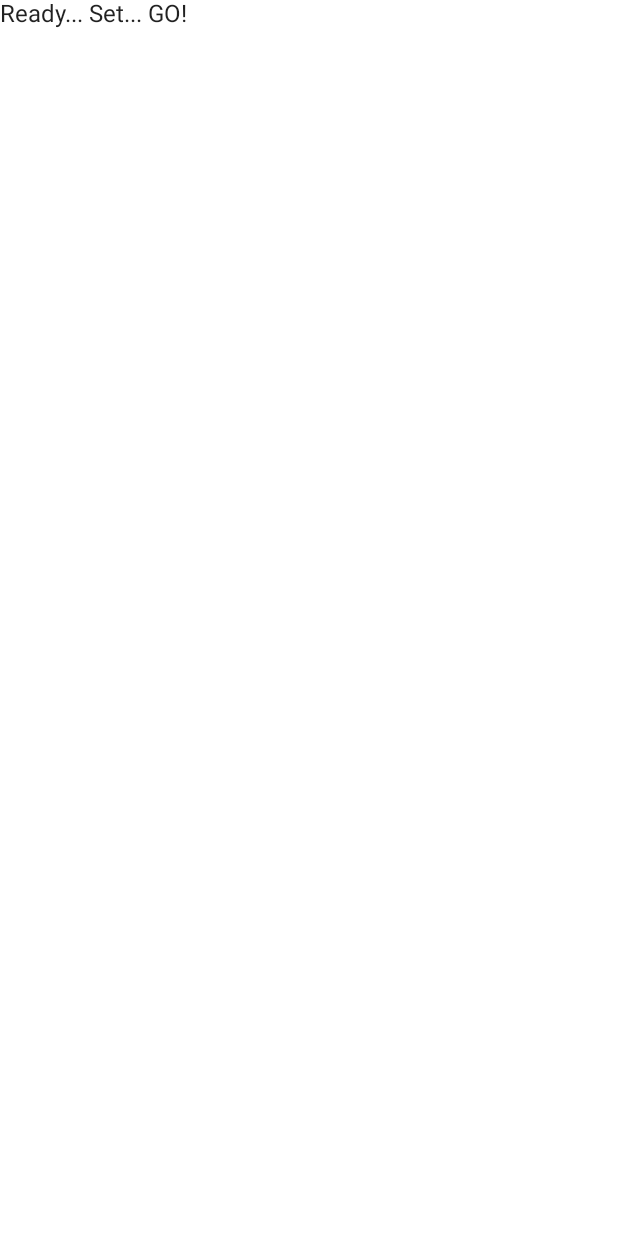
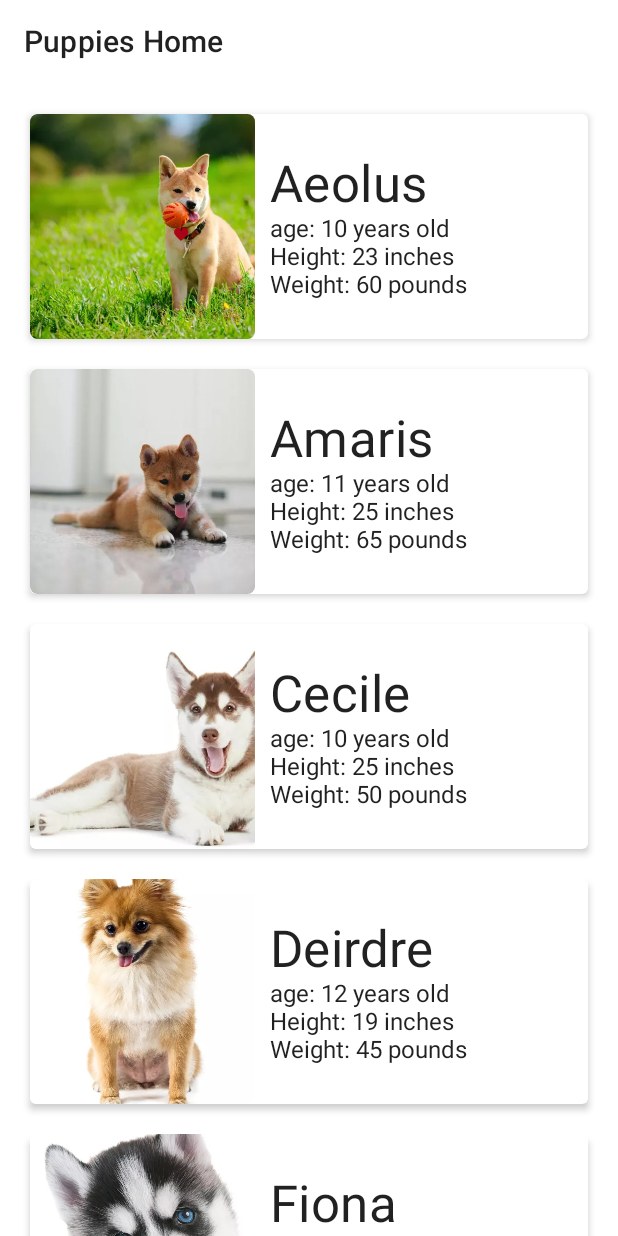
Before and after one commit to KevinJe/PuppyAdoptionCompose, an Android app built with Jetpack Compose: the screen it shows after launch (MainActivity), on a phone screen of 412 x 824 dp. Before the commit the screen is almost empty. Run offline under Robolectric (Android 15) with nearby library versions, the phone set to English and light mode, and no system bars.

Commit message:
Add HomePage for project

```diff
--- /dev/null
+++ b/app/src/main/java/com/example/androiddevchallenge/BaseActivity.kt
@@ -0,0 +1,27 @@
+package com.example.androiddevchallenge
+
+import android.os.Build
+import android.view.View
+import android.view.WindowInsetsController
+import androidx.appcompat.app.AppCompatActivity
+import androidx.core.view.doOnLayout
+
+open class BaseActivity : AppCompatActivity() {
+
+    /**
+     * Make status bar always be light mode.
+     */
+    @Suppress("DEPRECATION")
+    protected fun setStatusBarToLight() {
+        if (Build.VERSION.SDK_INT >= Build.VERSION_CODES.R) {
+            window.decorView.doOnLayout {
+                it.windowInsetsController?.setSystemBarsAppearance(
+                    WindowInsetsController.APPEARANCE_LIGHT_STATUS_BARS,
+                    WindowInsetsController.APPEARANCE_LIGHT_STATUS_BARS
+                )
+            }
+        } else {
+            window.decorView.systemUiVisibility = View.SYSTEM_UI_FLAG_LIGHT_STATUS_BAR
+        }
+    }
+}
--- a/app/src/main/java/com/example/androiddevchallenge/MainActivity.kt
+++ b/app/src/main/java/com/example/androiddevchallenge/MainActivity.kt
@@ -18,44 +18,36 @@ package com.example.androiddevchallenge
 import android.os.Bundle
 import androidx.activity.compose.setContent
 import androidx.appcompat.app.AppCompatActivity
-import androidx.compose.material.MaterialTheme
-import androidx.compose.material.Surface
-import androidx.compose.material.Text
+import androidx.compose.material.*
 import androidx.compose.runtime.Composable
+import androidx.compose.ui.graphics.Color
 import androidx.compose.ui.tooling.preview.Preview
+import androidx.compose.ui.unit.dp
+import com.example.androiddevchallenge.ui.HomePage
 import com.example.androiddevchallenge.ui.theme.MyTheme
 
-class MainActivity : AppCompatActivity() {
+class MainActivity : BaseActivity() {
+
     override fun onCreate(savedInstanceState: Bundle?) {
         super.onCreate(savedInstanceState)
+        setStatusBarToLight()
         setContent {
             MyTheme {
-                MyApp()
+                Scaffold(
+                    topBar = {
+                        TopAppBar(
+                            title = {
+                                Text(
+                                    text = getString(R.string.app_name),
+                                )
+                            },
+                            backgroundColor = Color.Transparent, elevation = 0.dp
+                        )
+                    }
+                ) {
+                    HomePage()
+                }
             }
         }
     }
 }
-
-// Start building your app here!
-@Composable
-fun MyApp() {
-    Surface(color = MaterialTheme.colors.background) {
-        Text(text = "Ready... Set... GO!")
-    }
-}
-
-@Preview("Light Theme", widthDp = 360, heightDp = 640)
-@Composable
-fun LightPreview() {
-    MyTheme {
-        MyApp()
-    }
-}
-
-@Preview("Dark Theme", widthDp = 360, heightDp = 640)
-@Composable
-fun DarkPreview() {
-    MyTheme(darkTheme = true) {
-        MyApp()
-    }
-}
--- /dev/null
+++ b/app/src/main/java/com/example/androiddevchallenge/data/PuppiesProvider.kt
@@ -0,0 +1,146 @@
+package com.example.androiddevchallenge.data
+
+import com.example.androiddevchallenge.R
+
+object PuppiesProvider {
+
+    val Aeolus = Puppy(
+        id = 1,
+        name = "Aeolus",
+        age = 10,
+        temperament = "Friendly, Clever, Courageous",
+        height = 23,
+        weight = 60,
+        desc = "His size, strength, and unflagging spirit have earned the Airedale Terrier the nickname" +
+                " “The King of Terriers.” The Airedale stands among the world’s most versatile dog breeds and " +
+                "has distinguished himself as hunter, athlete, and companion.",
+        image = R.drawable.aeolus
+    )
+
+    val Amaris = Puppy(
+        id = 2,
+        name = "Amaris",
+        age = 11,
+        temperament = "Independent, Easy-Going, Sweet-Tempered",
+        height = 25,
+        weight = 65,
+        desc = "American Foxhounds are good-natured, low-maintenance hounds who get on well with kids, dogs," +
+                " even cats, but come with special considerations for prospective owners. They are closely associated" +
+                " with Revolutionary heroes and the estates of old Virginia.",
+        image = R.drawable.amaris
+    )
+
+    val Cecile = Puppy(
+        id = 3,
+        name = "Cecile",
+        age = 10,
+        temperament = "Loyal, Independent, Deeply Affectionate",
+        height = 25,
+        weight = 50,
+        desc = "Tall and elegant, the Azawakh is a West African sighthound who originates from the countries" +
+                " of Burkina Faso, Mali, and Niger. The Azawakh has a short, fine coat which may come in any color" +
+                " or color combinations: red, clear sand to fawn, brindled, parti-color (which may be predominantly" +
+                " white), blue, black and brown. The head may have a black mask and there may be white markings on the" +
+                " legs, bib and at the tip of tail. There are no color or marking disqualifications in the breed. Befitting" +
+                " its heritage, the Azawakh excels as a companion, guardian and a lure courser in the United States.",
+        image = R.drawable.cecile
+    )
+
+    val Deirdre = Puppy(
+        id = 4,
+        name = "Deirdre",
+        age = 12,
+        temperament = "Friendly, Bright, Sweet-Natured",
+        height = 19,
+        weight = 45,
+        desc = "An archetypic water dog of France, the Barbet is a rustic breed of medium size and balanced proportions" +
+                " who appears in artwork as early as the 16th century. In profile, the Barbet is slightly rectangular with" +
+                " a substantial head and long, sweeping tail. He has a long, dense covering of curly hair and a distinctive" +
+                " beard. An agile athlete, the Barbet has been used primarily to locate, flush, and retrieve birds. He has" +
+                " a cheerful disposition and is very social and loyal.",
+        image = R.drawable.deirdre
+    )
+
+    val Fiona = Puppy(
+        id = 5,
+        name = "Fiona",
+        age = 14,
+        temperament = "Friendly, Curious, Merry",
+        height = 13,
+        weight = 20,
+        desc = "Not only is the Beagle an excellent hunting dog and loyal companion, it is also happy-go-lucky, funny, " +
+                "and—thanks to its pleading expression—cute. They were bred to hunt in packs, so they enjoy company and " +
+                "are generally easygoing.",
+        image = R.drawable.fiona
+    )
+
+    val Gina = Puppy(
+        id = 6,
+        name = "Gina",
+        age = 11,
+        temperament = "Bright, Fun-Loving, Active",
+        height = 23,
+        weight = 65,
+        desc = "Loyalty, affection, intelligence, work ethic, and good looks: Boxers are the whole doggy package. Bright" +
+                " and alert, sometimes silly, but always courageous, the Boxer has been among America’s most popular dog" +
+                " breeds for a very long time.",
+        image = R.drawable.gina
+    )
+
+    val Kiki = Puppy(
+        id = 7,
+        name = "Kiki",
+        age = 12,
+        temperament = "Loyal, Courageous, Athletic",
+        height = 24,
+        weight = 88,
+        desc = "The Dogo Argentino is a pack-hunting dog, bred for the pursuit of big-game such as wild boar and puma, " +
+                "and possesses the strength, intelligence and quick responsiveness of a serious athlete. His short, plain" +
+                " and smooth coat is completely white, but a dark patch near the eye is permitted as long as it doesn't cover" +
+                " more than 10% of the head.",
+        image = R.drawable.kiki
+    )
+
+    val Miko = Puppy(
+        id = 8,
+        name = "Miko",
+        age = 13,
+        temperament = "Friendly, Clever, Courageous",
+        height = 11,
+        weight = 18,
+        desc = "The unique-looking Dandie Dinmont Terrier is a tough but dignified little exterminator. Sturdily built" +
+                " for the rigors of farm life, they will agreeably adapt to city living. Dandies are compact companions " +
+                "blessed with a big personality.",
+        image = R.drawable.miko
+    )
+
+    val Milo = Puppy(
+        id = 9,
+        name = "Milo",
+        age = 14,
+        temperament = "Friendly, Good-Natured, Lively",
+        height = 20,
+        weight = 30,
+        desc = "The lively Finnish Spitz, the flame-colored, foxy-faced breed from the “Land of 60,000 Lakes,” is a small" +
+                " but fearless hunting dog whose unique style of tracking and indicating quarry has earned him the nickname" +
+                " the “Barking Bird Dog.”",
+        image = R.drawable.milo
+    )
+
+    val Sera = Puppy(
+        id = 10,
+        name = "Sera",
+        age = 13,
+        temperament = "Devoted, Lively, Attentive",
+        height = 15,
+        weight = 25,
+        desc = "The German Spitz is always attentive, lively and exceptionally devoted to his owner. He is very teachable" +
+                " and easy to train. His distrust towards strangers and lack of hunting instinct make him the ideal watchdog " +
+                "for the home. His indifference to weather, robustness and longevity are his most outstanding attributes.",
+        image = R.drawable.sera
+    )
+
+    val puppyList = listOf(
+        Aeolus, Amaris, Cecile, Deirdre, Fiona, Gina, Kiki, Miko, Milo, Sera
+    )
+}
--- /dev/null
+++ b/app/src/main/java/com/example/androiddevchallenge/data/Puppy.kt
@@ -0,0 +1,14 @@
+package com.example.androiddevchallenge.data
+
+import androidx.annotation.DrawableRes
+
+data class Puppy(
+    val id: Int,
+    val name: String,
+    val age: Int,
+    val temperament: String,
+    val height: Int,
+    val weight: Int,
+    val desc: String,
+    @DrawableRes val image: Int,
+)
--- /dev/null
+++ b/app/src/main/java/com/example/androiddevchallenge/ui/HomePage.kt
@@ -0,0 +1,27 @@
+package com.example.androiddevchallenge.ui
+
+import androidx.compose.runtime.Composable
+import androidx.compose.runtime.rememberCoroutineScope
+import androidx.compose.ui.tooling.preview.Preview
+import com.example.androiddevchallenge.data.PuppiesProvider
+
+@Composable
+fun HomePage() {
+    val coroutineScope = rememberCoroutineScope()
+//    Scaffold(
+//        topBar = {
+//            TopAppBar(
+//                title = {
+//                    Text("Puppy Home")
+//                }
+//            )
+//        }
+//    )
+    PuppyList(PuppiesProvider.puppyList)
+}
+
+@Preview
+@Composable
+fun PreviewHomePage() {
+    HomePage()
+}
--- /dev/null
+++ b/app/src/main/java/com/example/androiddevchallenge/ui/PuppyList.kt
@@ -0,0 +1,66 @@
+package com.example.androiddevchallenge.ui
+
+import android.graphics.Color
+import androidx.compose.foundation.Image
+import androidx.compose.foundation.background
+import androidx.compose.foundation.clickable
+import androidx.compose.foundation.layout.*
+import androidx.compose.foundation.lazy.LazyColumn
+import androidx.compose.foundation.lazy.items
+import androidx.compose.foundation.shape.RoundedCornerShape
+import androidx.compose.material.Card
+import androidx.compose.material.LocalContentColor
+import androidx.compose.material.MaterialTheme
+import androidx.compose.material.Text
+import androidx.compose.runtime.Composable
+import androidx.compose.ui.Alignment
+import androidx.compose.ui.Modifier
+import androidx.compose.ui.draw.alpha
+import androidx.compose.ui.draw.clip
+import androidx.compose.ui.layout.ContentScale
+import androidx.compose.ui.res.painterResource
+import androidx.compose.ui.tooling.preview.Preview
+import androidx.compose.ui.unit.dp
+import com.example.androiddevchallenge.data.Puppy
+
+@Composable
+fun PuppyList(puppies: List<Puppy>, onClick: (Puppy) -> Unit = {}) {
+    LazyColumn(contentPadding = PaddingValues(10.dp)) {
+        items(puppies) { puppy ->
+            PuppyItem(puppy, Modifier.padding(10.dp)
+                .clickable {
+                onClick(puppy)
+            }.fillMaxWidth()
+            )
+        }
+    }
+}
+
+@Composable
+fun PuppyItem(puppy: Puppy, modifier: Modifier = Modifier) {
+    MaterialTheme() {
+        val typography = MaterialTheme.typography
+        Card(modifier = modifier, elevation = 3.dp) {
+            Row(verticalAlignment = Alignment.CenterVertically) {
+                Image(
+                    painterResource(puppy.image),
+                    puppy.name,
+                    Modifier.size(150.dp).clip(RoundedCornerShape(5.dp)),
+                    contentScale = ContentScale.Crop,
+                    )
+                Column(Modifier.padding(10.dp)) {
+                    Text(puppy.name, style = typography.h4)
+                    Text("age: ${puppy.age} years old")
+                    Text("Height: ${puppy.height} inches")
+                    Text("Weight: ${puppy.weight} pounds")
+                }
+            }
+        }
+    }
+}
+
+@Preview
+@Composable
+fun previewPuppyItem() {
+
+}
--- a/app/src/main/res/values/strings.xml
+++ b/app/src/main/res/values/strings.xml
@@ -9,5 +9,5 @@
       or implied. See the License for the specific language governing permissions and limitations under
       the License.
       -->
-    <string name="app_name">AndroidDevChallenge</string>
+    <string name="app_name">Puppies Home</string>
 </resources>
--- a/app/src/main/res/values/themes.xml
+++ b/app/src/main/res/values/themes.xml
@@ -20,7 +20,7 @@
         <item name="colorSecondaryVariant">@color/teal_700</item>
         <item name="colorOnSecondary">@color/black</item>
         <!-- Status bar color. -->
-        <item name="android:statusBarColor" tools:targetApi="l">?attr/colorPrimaryVariant</item>
+        <item name="android:statusBarColor" tools:targetApi="l">@color/white</item>
         <!-- Customize your theme here. -->
     </style>
 
```
Also changed, not shown: app/src/main/res/drawable/aeolus.webp (added), app/src/main/res/drawable/amaris.webp (added), app/src/main/res/drawable/cecile.webp (added), app/src/main/res/drawable/deirdre.webp (added), app/src/main/res/drawable/fiona.webp (added), app/src/main/res/drawable/gina.webp (added), app/src/main/res/drawable/kiki.webp (added), app/src/main/res/drawable/miko.webp (added), app/src/main/res/drawable/milo.webp (added), app/src/main/res/drawable/sera.webp (added).
